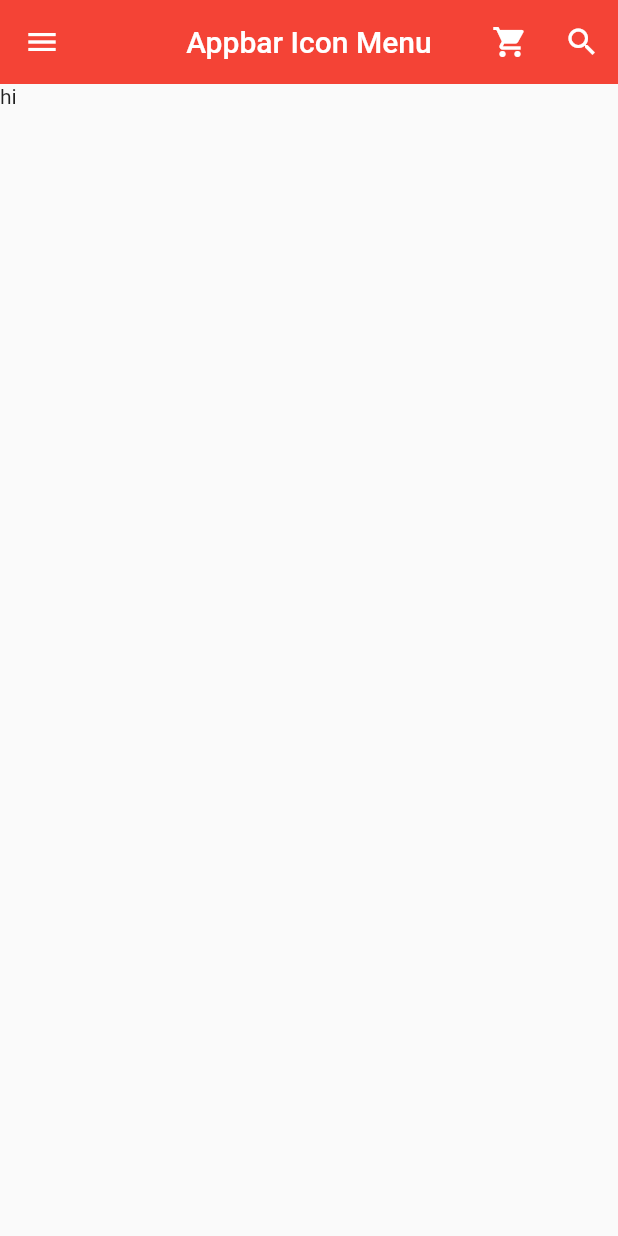
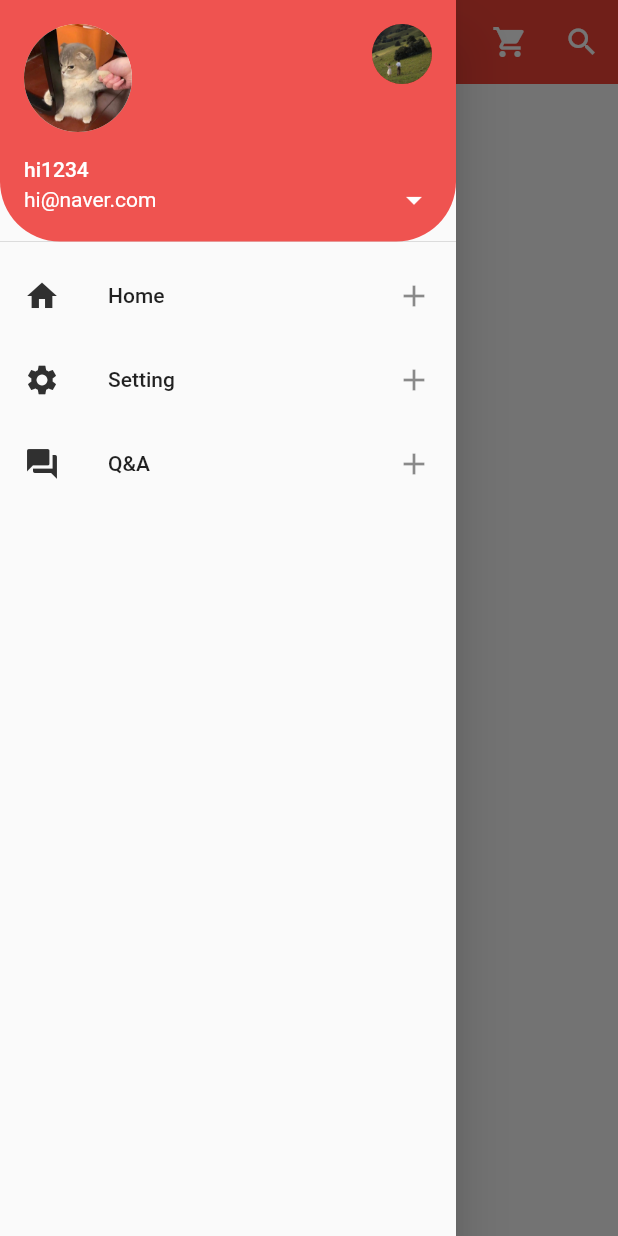
Before and after one commit to meeeeju/Flutter_Practice, a Flutter app: the screen it shows after launch, with the side drawer open (before the commit the screen has no drawer), on a phone screen of 412 x 824 dp. Run offline on Flutter 3.47's test engine with Material 2 defaults, Android fonts, the phone set to English and light mode, and no system bars.

```diff
--- a/lib/main.dart
+++ b/lib/main.dart
@@ -29,12 +29,12 @@ class MyPage extends StatelessWidget {
         centerTitle: true,
         elevation: 0.0,
         //무조건 appbar에서만 쓰이는 것은 아니고, 간단한 위젯이나 아이콘 appbar에 타이틀 왼쪽에 위치시키기 가능
-        leading: IconButton(
-          icon: Icon(Icons.menu),
-          onPressed: () {
-            print("menu button is clicked");
-          },
-        ),
+        // leading: IconButton(
+        //   icon: Icon(Icons.menu),
+        //   onPressed: () {
+        //     print("menu button is clicked");
+        //   },
+        // ),
         actions: [
           IconButton(
             icon: Icon(Icons.shopping_cart),
@@ -50,6 +50,68 @@ class MyPage extends StatelessWidget {
           ),
         ],
       ),
+      drawer: Drawer(
+        child: ListView(
+          padding: EdgeInsets.zero,
+          children: [
+            UserAccountsDrawerHeader(
+              accountName: Text('hi1234'),
+              accountEmail: Text('hi@naver.com'),
+              currentAccountPicture: CircleAvatar(
+                backgroundColor: Colors.white,
+                backgroundImage: AssetImage('assets/images/cat.jpeg'),
+              ),
+              otherAccountsPictures: [
+                CircleAvatar(
+                  backgroundImage: AssetImage('assets/images/hill.jpeg'),
+                ),
+              ],
+              onDetailsPressed: () {
+                //이메일 우측에 화살표
+                print("arrow is clicked");
+              },
+              decoration: BoxDecoration(
+                  color: Colors.red[400],
+                  borderRadius: BorderRadius.only(
+                      bottomLeft: Radius.circular(40.0),
+                      bottomRight: Radius.circular(40.0))),
+            ),
+            ListTile(
+              leading: Icon(
+                Icons.home,
+                color: Colors.grey[850],
+              ),
+              title: Text('Home'),
+              onTap: (() {
+                print('HOme is clicked');
+              }),
+              trailing: Icon(Icons.add),
+            ),
+            ListTile(
+              leading: Icon(
+                Icons.settings,
+                color: Colors.grey[850],
+              ),
+              title: Text('Setting'),
+              onTap: (() {
+                print('Setting is clicked');
+              }),
+              trailing: Icon(Icons.add),
+            ),
+            ListTile(
+              leading: Icon(
+                Icons.question_answer,
+                color: Colors.grey[850],
+              ),
+              title: Text('Q&A'),
+              onTap: (() {
+                print('Q&A is clicked');
+              }),
+              trailing: Icon(Icons.add),
+            )
+          ],
+        ),
+      ),
       body: Text('hi'),
     );
   }
--- a/pubspec.yaml
+++ b/pubspec.yaml
@@ -60,6 +60,7 @@ flutter:
   # To add assets to your application, add an assets section, like this:
   assets:
     - assets/images/
+    - assets/svgs/
 
   # An image asset can refer to one or more resolution-specific "variants", see
   # https://flutter.dev/assets-and-images/#resolution-aware
```
Also changed, not shown: assets/images/boygirl.jpg (added), assets/images/snowman.jpg (added).
